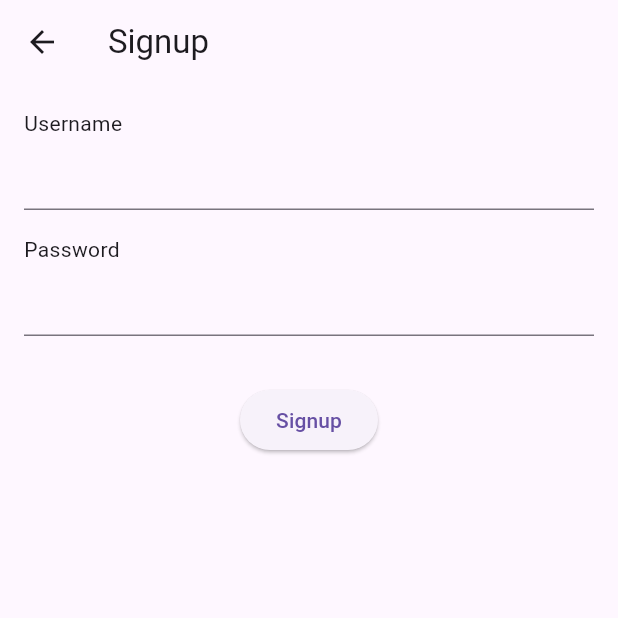
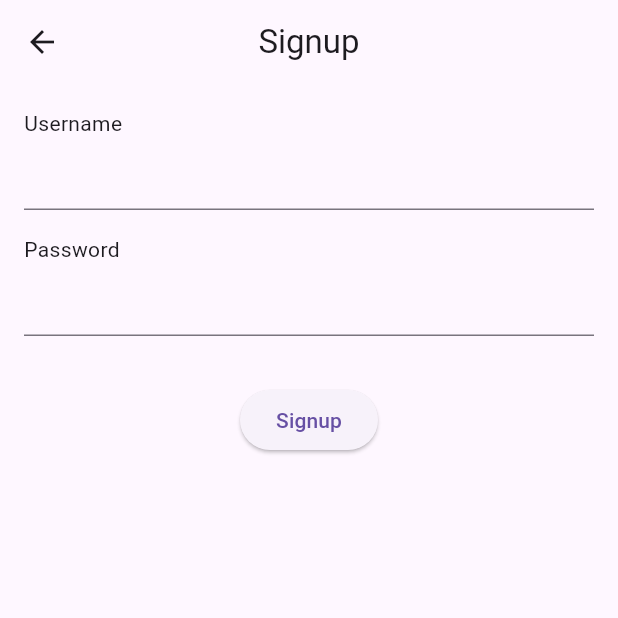
Before and after one commit to amnayakeen/news_app, a Flutter app: the SignupScreen screen opened by its route, on a phone screen of 412 x 824 dp, the top half of it. Run offline on Flutter 3.47's test engine with Material 3 defaults, Android fonts, the phone set to English and light mode, and no system bars; our stand-ins replace shared_preferences, webview_flutter; accounts and stored records are empty.

Commit message:
Update signup_screen.dart

```diff
--- a/lib/screens/signup_screen.dart
+++ b/lib/screens/signup_screen.dart
@@ -36,7 +36,9 @@ class _SignupScreenState extends State<SignupScreen> {
   @override
   Widget build(BuildContext context) {
     return Scaffold(
-      appBar: AppBar(title: const Text('Signup')),
+      appBar: AppBar(
+        centerTitle: true,
+        title: const Text('Signup')),
       body: Padding(
         padding: const EdgeInsets.all(16.0),
         child: Column(
```
